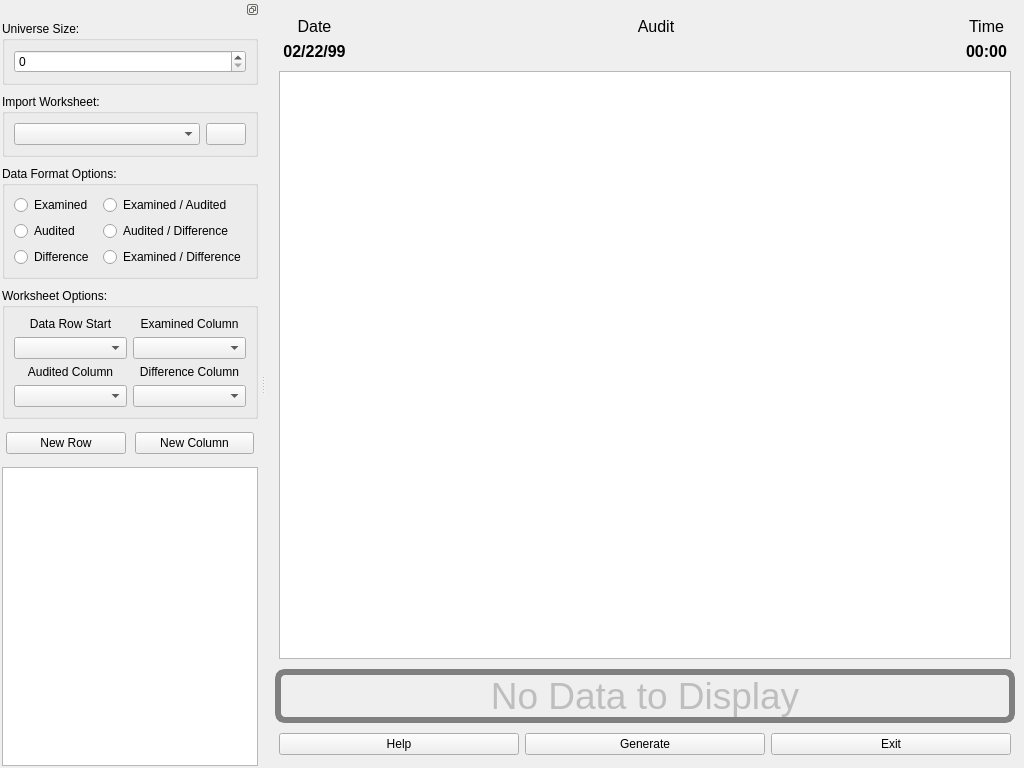
First picture: the form in products/RAT-STATS/rstats_modules/unrestricted_variable_appraisal/src/UIRStatsUVA.ui, repository cbtek/RStats2017, before the edit.
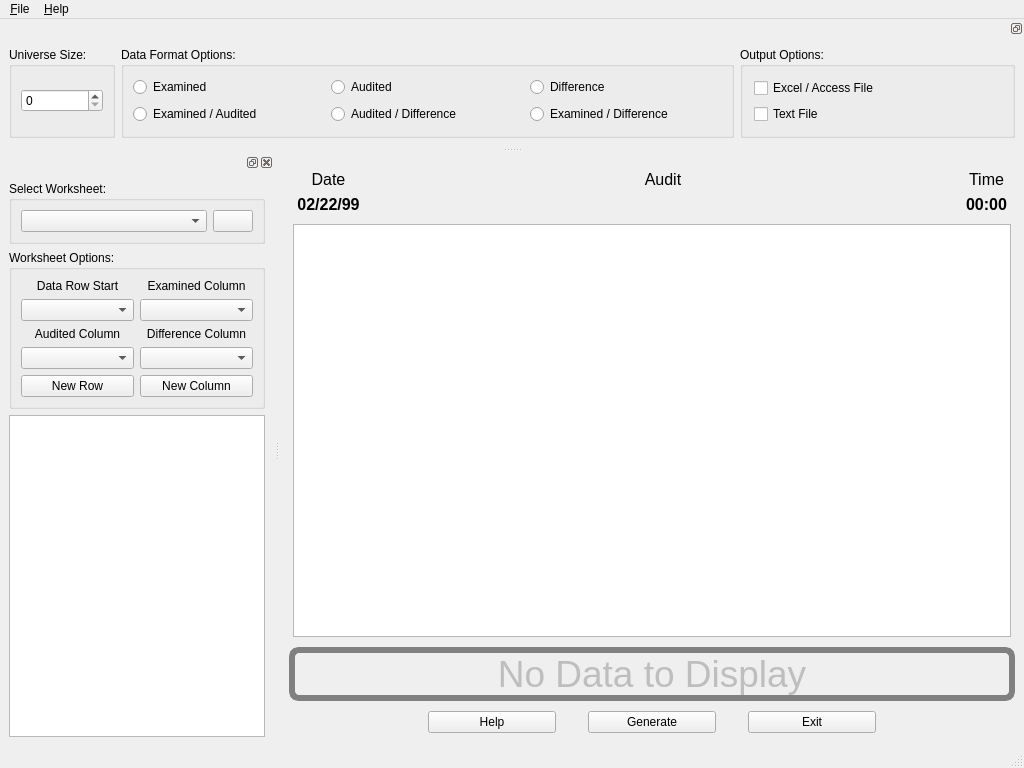
Second picture: the form after the edit.

Commit message: Modularized more common code into UIRStatsUtils Started working on UVA project and got its UI up to par with other modules Found small bug in "add thousands seperator" code and fixed it in StringUtils.  Added case for bug to unit test for StringUtils Added img_clock.png icon for "Recently Used" menu action

Patch:
```diff
--- a/products/RAT-STATS/rstats_modules/unrestricted_variable_appraisal/src/UIRStatsUVA.ui
+++ b/products/RAT-STATS/rstats_modules/unrestricted_variable_appraisal/src/UIRStatsUVA.ui
@@ -10,6 +10,9 @@
     <height>768</height>
    </rect>
   </property>
+  <property name="windowTitle">
+   <string>Unrestricted </string>
+  </property>
   <widget class="QWidget" name="centralwidget">
    <property name="windowTitle">
     <string>UIRStatsUVA</string>
@@ -187,6 +190,9 @@
     </item>
     <item>
      <layout class="QHBoxLayout" name="horizontalLayout">
+      <property name="spacing">
+       <number>32</number>
+      </property>
       <property name="leftMargin">
        <number>4</number>
       </property>
@@ -199,15 +205,40 @@
       <property name="bottomMargin">
        <number>4</number>
       </property>
+      <item>
+       <spacer name="horizontalSpacer">
+        <property name="orientation">
+         <enum>Qt::Horizontal</enum>
+        </property>
+        <property name="sizeHint" stdset="0">
+         <size>
+          <width>40</width>
+          <height>20</height>
+         </size>
+        </property>
+       </spacer>
+      </item>
       <item>
        <widget class="QPushButton" name="m_btnHelp">
+        <property name="minimumSize">
+         <size>
+          <width>128</width>
+          <height>0</height>
+         </size>
+        </property>
         <property name="text">
          <string>Help</string>
         </property>
        </widget>
       </item>
       <item>
-       <widget class="QPushButton" name="m_btnGenerate">
+       <widget class="QPushButton" name="m_btnExecute">
+        <property name="minimumSize">
+         <size>
+          <width>128</width>
+          <height>0</height>
+         </size>
+        </property>
         <property name="text">
          <string>Generate</string>
         </property>
@@ -215,11 +246,30 @@
       </item>
       <item>
        <widget class="QPushButton" name="m_btnExit">
+        <property name="minimumSize">
+         <size>
+          <width>128</width>
+          <height>0</height>
+         </size>
+        </property>
         <property name="text">
          <string>Exit</string>
         </property>
        </widget>
       </item>
+      <item>
+       <spacer name="horizontalSpacer_2">
+        <property name="orientation">
+         <enum>Qt::Horizontal</enum>
+        </property>
+        <property name="sizeHint" stdset="0">
+         <size>
+          <width>40</width>
+          <height>20</height>
+         </size>
+        </property>
+       </spacer>
+      </item>
      </layout>
     </item>
    </layout>
@@ -229,28 +279,13 @@
     <set>QDockWidget::DockWidgetFloatable|QDockWidget::DockWidgetMovable</set>
    </property>
    <property name="allowedAreas">
-    <set>Qt::LeftDockWidgetArea|Qt::RightDockWidgetArea</set>
+    <set>Qt::BottomDockWidgetArea|Qt::TopDockWidgetArea</set>
    </property>
    <attribute name="dockWidgetArea">
-    <number>1</number>
+    <number>4</number>
    </attribute>
    <widget class="QWidget" name="dockWidgetContents_2">
-    <layout class="QVBoxLayout" name="verticalLayout_2">
-     <property name="spacing">
-      <number>9</number>
-     </property>
-     <property name="leftMargin">
-      <number>2</number>
-     </property>
-     <property name="topMargin">
-      <number>2</number>
-     </property>
-     <property name="rightMargin">
-      <number>2</number>
-     </property>
-     <property name="bottomMargin">
-      <number>2</number>
-     </property>
+    <layout class="QHBoxLayout" name="horizontalLayout_2">
      <item>
       <widget class="QGroupBox" name="verticalGroupBox">
        <property name="title">
@@ -275,43 +310,6 @@
        </layout>
       </widget>
      </item>
-     <item>
-      <widget class="QGroupBox" name="groupBox">
-       <property name="title">
-        <string>Import Worksheet:</string>
-       </property>
-       <layout class="QGridLayout" name="gridLayout_8">
-        <property name="leftMargin">
-         <number>9</number>
-        </property>
-        <property name="topMargin">
-         <number>9</number>
-        </property>
-        <property name="rightMargin">
-         <number>9</number>
-        </property>
-        <property name="bottomMargin">
-         <number>9</number>
-        </property>
-        <item row="0" column="1">
-         <widget class="QComboBox" name="m_cmbDataInputSheets"/>
-        </item>
-        <item row="0" column="2">
-         <widget class="QPushButton" name="m_btnImportSampleInputData">
-          <property name="sizePolicy">
-           <sizepolicy hsizetype="Fixed" vsizetype="Fixed">
-            <horstretch>0</horstretch>
-            <verstretch>0</verstretch>
-           </sizepolicy>
-          </property>
-          <property name="text">
-           <string/>
-          </property>
-         </widget>
-        </item>
-       </layout>
-      </widget>
-     </item>
      <item>
       <widget class="QGroupBox" name="verticalGroupBox_2">
        <property name="sizePolicy">
@@ -336,45 +334,174 @@
         <property name="bottomMargin">
          <number>9</number>
         </property>
-        <item row="2" column="1">
-         <widget class="QRadioButton" name="m_rdbExaminedAndDifference">
+        <item row="0" column="2">
+         <widget class="QRadioButton" name="m_rdbAudited">
           <property name="text">
-           <string>Examined / Difference</string>
+           <string>Audited</string>
           </property>
          </widget>
         </item>
-        <item row="0" column="0">
+        <item row="0" column="1">
          <widget class="QRadioButton" name="m_rdbExamined">
           <property name="text">
            <string>Examined</string>
           </property>
          </widget>
         </item>
-        <item row="0" column="1">
+        <item row="1" column="3">
+         <widget class="QRadioButton" name="m_rdbExaminedAndDifference">
+          <property name="text">
+           <string>Examined / Difference</string>
+          </property>
+         </widget>
+        </item>
+        <item row="1" column="2">
+         <widget class="QRadioButton" name="m_rdbAuditedAndDifference">
+          <property name="text">
+           <string>Audited / Difference</string>
+          </property>
+         </widget>
+        </item>
+        <item row="1" column="1">
          <widget class="QRadioButton" name="m_rdbExaminedAndAudited">
           <property name="text">
            <string>Examined / Audited</string>
           </property>
          </widget>
         </item>
-        <item row="2" column="0">
+        <item row="0" column="3">
          <widget class="QRadioButton" name="m_rdbDifference">
           <property name="text">
            <string>Difference</string>
           </property>
          </widget>
         </item>
-        <item row="1" column="1">
-         <widget class="QRadioButton" name="m_rdbAuditedAndDifference">
+       </layout>
+      </widget>
+     </item>
+     <item>
+      <widget class="QGroupBox" name="verticalGroupBox_3">
+       <property name="sizePolicy">
+        <sizepolicy hsizetype="Fixed" vsizetype="Preferred">
+         <horstretch>0</horstretch>
+         <verstretch>0</verstretch>
+        </sizepolicy>
+       </property>
+       <property name="minimumSize">
+        <size>
+         <width>275</width>
+         <height>0</height>
+        </size>
+       </property>
+       <property name="maximumSize">
+        <size>
+         <width>275</width>
+         <height>16777215</height>
+        </size>
+       </property>
+       <property name="title">
+        <string>Output Options:</string>
+       </property>
+       <layout class="QVBoxLayout" name="verticalLayout_2">
+        <property name="leftMargin">
+         <number>11</number>
+        </property>
+        <property name="topMargin">
+         <number>11</number>
+        </property>
+        <property name="rightMargin">
+         <number>11</number>
+        </property>
+        <property name="bottomMargin">
+         <number>11</number>
+        </property>
+        <item>
+         <widget class="QCheckBox" name="m_chkCSVOutput">
           <property name="text">
-           <string>Audited / Difference</string>
+           <string>Excel / Access File</string>
           </property>
          </widget>
         </item>
-        <item row="1" column="0">
-         <widget class="QRadioButton" name="m_rdbAudited">
+        <item>
+         <widget class="QCheckBox" name="m_chkTextOutput">
           <property name="text">
-           <string>Audited</string>
+           <string>Text File</string>
+          </property>
+         </widget>
+        </item>
+       </layout>
+      </widget>
+     </item>
+    </layout>
+   </widget>
+  </widget>
+  <widget class="QStatusBar" name="m_statusBar"/>
+  <widget class="QMenuBar" name="menuBar">
+   <property name="geometry">
+    <rect>
+     <x>0</x>
+     <y>0</y>
+     <width>1024</width>
+     <height>20</height>
+    </rect>
+   </property>
+   <widget class="QMenu" name="menuFile">
+    <property name="title">
+     <string>&amp;File</string>
+    </property>
+    <addaction name="actionRecently_Used"/>
+    <addaction name="actionExit"/>
+   </widget>
+   <widget class="QMenu" name="menu_Help">
+    <property name="title">
+     <string>&amp;Help</string>
+    </property>
+    <addaction name="actionAbout"/>
+    <addaction name="actionHelp_Topics"/>
+   </widget>
+   <addaction name="menuFile"/>
+   <addaction name="menu_Help"/>
+  </widget>
+  <widget class="QDockWidget" name="m_dockSampleEditor">
+   <property name="allowedAreas">
+    <set>Qt::LeftDockWidgetArea|Qt::RightDockWidgetArea</set>
+   </property>
+   <attribute name="dockWidgetArea">
+    <number>1</number>
+   </attribute>
+   <widget class="QWidget" name="dockWidgetContents">
+    <layout class="QVBoxLayout" name="verticalLayout_5">
+     <item>
+      <widget class="QGroupBox" name="groupBox">
+       <property name="title">
+        <string>Select Worksheet:</string>
+       </property>
+       <layout class="QGridLayout" name="gridLayout_8">
+        <property name="leftMargin">
+         <number>9</number>
+        </property>
+        <property name="topMargin">
+         <number>9</number>
+        </property>
+        <property name="rightMargin">
+         <number>9</number>
+        </property>
+        <property name="bottomMargin">
+         <number>9</number>
+        </property>
+        <item row="0" column="1">
+         <widget class="QComboBox" name="m_cmbDataInputSheets"/>
+        </item>
+        <item row="0" column="2">
+         <widget class="QPushButton" name="m_btnImportSampleInputData">
+          <property name="sizePolicy">
+           <sizepolicy hsizetype="Fixed" vsizetype="Fixed">
+            <horstretch>0</horstretch>
+            <verstretch>0</verstretch>
+           </sizepolicy>
+          </property>
+          <property name="text">
+           <string/>
           </property>
          </widget>
         </item>
@@ -399,35 +526,15 @@
         <property name="bottomMargin">
          <number>9</number>
         </property>
-        <item row="1" column="0">
-         <widget class="QComboBox" name="m_cmbDataRowStartDataTable"/>
-        </item>
-        <item row="0" column="0">
-         <widget class="QLabel" name="m_lblDataRowStartDataTable">
-          <property name="text">
-           <string>Data Row Start</string>
-          </property>
-          <property name="alignment">
-           <set>Qt::AlignCenter</set>
-          </property>
-         </widget>
-        </item>
-        <item row="0" column="1">
-         <widget class="QLabel" name="m_lblExaminedDataTable">
-          <property name="text">
-           <string>Examined Column</string>
-          </property>
-          <property name="alignment">
-           <set>Qt::AlignCenter</set>
-          </property>
-         </widget>
-        </item>
         <item row="1" column="1">
          <widget class="QComboBox" name="m_cmbExaminedDataTable"/>
         </item>
         <item row="3" column="1">
          <widget class="QComboBox" name="m_cmbDifferenceDataTable"/>
         </item>
+        <item row="3" column="0">
+         <widget class="QComboBox" name="m_cmbAuditedDataTable"/>
+        </item>
         <item row="2" column="0">
          <widget class="QLabel" name="m_lblAuditedDataTable">
           <property name="text">
@@ -448,42 +555,46 @@
           </property>
          </widget>
         </item>
-        <item row="3" column="0">
-         <widget class="QComboBox" name="m_cmbAuditedDataTable"/>
+        <item row="0" column="0">
+         <widget class="QLabel" name="m_lblDataRowStartDataTable">
+          <property name="text">
+           <string>Data Row Start</string>
+          </property>
+          <property name="alignment">
+           <set>Qt::AlignCenter</set>
+          </property>
+         </widget>
+        </item>
+        <item row="0" column="1">
+         <widget class="QLabel" name="m_lblExaminedDataTable">
+          <property name="text">
+           <string>Examined Column</string>
+          </property>
+          <property name="alignment">
+           <set>Qt::AlignCenter</set>
+          </property>
+         </widget>
+        </item>
+        <item row="1" column="0">
+         <widget class="QComboBox" name="m_cmbDataRowStartDataTable"/>
+        </item>
+        <item row="4" column="0">
+         <widget class="QPushButton" name="m_btnAddRowDataTable">
+          <property name="text">
+           <string>New Row</string>
+          </property>
+         </widget>
+        </item>
+        <item row="4" column="1">
+         <widget class="QPushButton" name="m_btnAddColumnDataTable">
+          <property name="text">
+           <string>New Column</string>
+          </property>
+         </widget>
         </item>
        </layout>
       </widget>
      </item>
-     <item>
-      <layout class="QHBoxLayout" name="horizontalLayout_6">
-       <property name="leftMargin">
-        <number>4</number>
-       </property>
-       <property name="topMargin">
-        <number>4</number>
-       </property>
-       <property name="rightMargin">
-        <number>4</number>
-       </property>
-       <property name="bottomMargin">
-        <number>4</number>
-       </property>
-       <item>
-        <widget class="QPushButton" name="m_btnAddRowDataTable">
-         <property name="text">
-          <string>New Row</string>
-         </property>
-        </widget>
-       </item>
-       <item>
-        <widget class="QPushButton" name="m_btnAddColumnDataTable">
-         <property name="text">
-          <string>New Column</string>
-         </property>
-        </widget>
-       </item>
-      </layout>
-     </item>
      <item>
       <widget class="QTableWidget" name="m_tblData">
        <property name="editTriggers">
@@ -512,6 +623,26 @@
     </layout>
    </widget>
   </widget>
+  <action name="actionRecently_Used">
+   <property name="text">
+    <string>Recently Used</string>
+   </property>
+  </action>
+  <action name="actionExit">
+   <property name="text">
+    <string>Exit</string>
+   </property>
+  </action>
+  <action name="actionAbout">
+   <property name="text">
+    <string>About</string>
+   </property>
+  </action>
+  <action name="actionHelp_Topics">
+   <property name="text">
+    <string>Help Topics</string>
+   </property>
+  </action>
  </widget>
  <tabstops>
   <tabstop>m_spnUniverseSize</tabstop>
```
Left out of the diff: 8 changed lines with no effect on the pictures. The commit also changes 26 other files.
